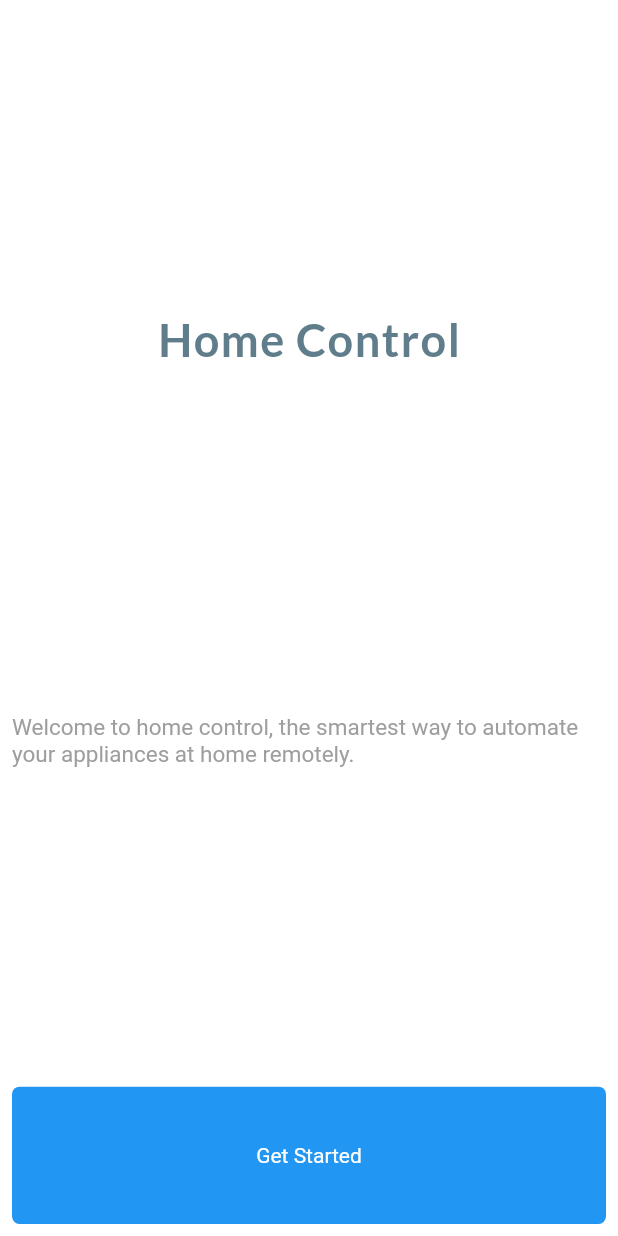
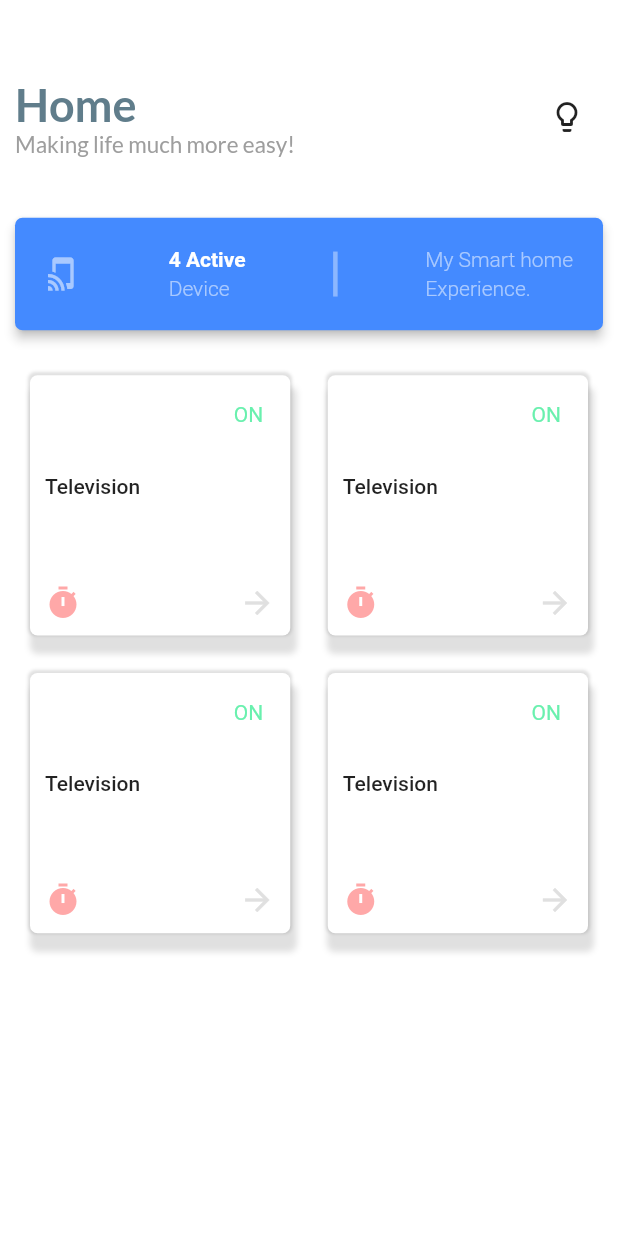
Before and after one commit to thecraftman/flutter_project, a Flutter app: the screen it shows after launch, after a tap on "Get Started", on a phone screen of 412 x 824 dp. Run offline on Flutter 3.47's test engine with Material 2 defaults, Android fonts, the phone set to English and light mode, and no system bars; our stand-ins replace google_fonts, provider_architecture; Roboto replaces fonts that are missing (Martel).

Commit message:
home view completed

```diff
--- a/flutter_work/lib/main.dart
+++ b/flutter_work/lib/main.dart
@@ -1,7 +1,9 @@
 import 'package:flutter/material.dart';
 import 'package:flutter_work/presentation/views/welcome_view.dart';
 
-void main() => runApp(MyApp());
+void main() {
+  runApp(MyApp());
+}
 
 class MyApp extends StatelessWidget {
   // This widget is the root of your application.
--- /dev/null
+++ b/flutter_work/lib/presentation/views/home_view.dart
@@ -0,0 +1,238 @@
+import 'package:flutter/material.dart';
+import 'package:flutter_work/viewmodels/home_view_model.dart';
+import 'package:google_fonts/google_fonts.dart';
+import 'package:provider_architecture/viewmodel_provider.dart';
+
+class HomeView extends StatefulWidget {
+  @override
+  _HomeViewState createState() => _HomeViewState();
+}
+
+class _HomeViewState extends State<HomeView> {
+  @override
+  Widget build(BuildContext context) {
+    return ViewModelProvider<HomeViewModel>.withConsumer(
+        viewModel: HomeViewModel(),
+        builder: (context, model, child) {
+          return Scaffold(
+            body: Container(
+              height: MediaQuery.of(context).size.height,
+              width: MediaQuery.of(context).size.width,
+              color: Colors.white,
+              child: SingleChildScrollView(
+                child: Column(
+                  children: <Widget>[
+                    SizedBox(
+                      height: MediaQuery.of(context).size.height / 20,
+                    ),
+                    Padding(
+                      padding: const EdgeInsets.all(10.0),
+                      child: Row(
+                        mainAxisAlignment: MainAxisAlignment.spaceBetween,
+                        children: <Widget>[
+                          Column(
+                            mainAxisAlignment: MainAxisAlignment.spaceBetween,
+                            crossAxisAlignment: CrossAxisAlignment.start,
+                            children: <Widget>[
+                              Text(
+                                'Home',
+                                style: GoogleFonts.lato(
+                                  textStyle: TextStyle(
+                                    fontSize: 30,
+                                    color: Colors.blueGrey,
+                                    fontWeight: FontWeight.bold,
+                                  ),
+                                ),
+                                textAlign: TextAlign.start,
+                              ),
+                              Text(
+                                'Making life much more easy!',
+                                style: GoogleFonts.lato(
+                                  textStyle: TextStyle(
+                                    fontSize: 15,
+                                    color: Colors.grey,
+                                    fontWeight: FontWeight.w400,
+                                  ),
+                                ),
+                                textAlign: TextAlign.start,
+                              ),
+                            ],
+                          ),
+                          IconButton(
+                            icon: Icon(Icons.lightbulb_outline),
+                            onPressed: () {},
+                            tooltip: 'Theme',
+                          ),
+                        ],
+                      ),
+                    ),
+                    SizedBox(
+                      height: 20,
+                    ),
+                    Padding(
+                      padding: const EdgeInsets.all(10.0),
+                      child: Material(
+                        elevation: 3,
+                        color: Colors.blueAccent,
+                        borderRadius: BorderRadius.circular(5),
+                        child: Center(
+                          child: Container(
+                            alignment: Alignment.center,
+                            padding: const EdgeInsets.all(20),
+                            //margin: const EdgeInsets.all(20),
+                            height: 75,
+                            width: double.infinity,
+                            child: Row(
+                                mainAxisAlignment:
+                                    MainAxisAlignment.spaceBetween,
+                                children: <Widget>[
+                                  Icon(
+                                    Icons.tap_and_play,
+                                    color: Colors.white54,
+                                  ),
+                                  Column(
+                                      mainAxisAlignment:
+                                          MainAxisAlignment.spaceBetween,
+                                      crossAxisAlignment:
+                                          CrossAxisAlignment.start,
+                                      children: <Widget>[
+                                        Text(
+                                          '4 Active',
+                                          style: TextStyle(
+                                              color: Colors.white,
+                                              fontWeight: FontWeight.bold),
+                                        ),
+                                        Text(
+                                          'Device',
+                                          style: TextStyle(
+                                            color: Colors.white54,
+                                            fontWeight: FontWeight.w300,
+                                          ),
+                                        ),
+                                      ]),
+                                  Container(
+                                    height: 30,
+                                    width: 3,
+                                    color: Colors.white38,
+                                  ),
+                                  Column(
+                                      mainAxisAlignment:
+                                          MainAxisAlignment.spaceBetween,
+                                      crossAxisAlignment:
+                                          CrossAxisAlignment.start,
+                                      children: <Widget>[
+                                        Text(
+                                          'My Smart home',
+                                          style: TextStyle(
+                                            color: Colors.white54,
+                                            fontWeight: FontWeight.w300,
+                                          ),
+                                        ),
+                                        Text(
+                                          'Experience.',
+                                          style: TextStyle(
+                                            color: Colors.white54,
+                                            fontWeight: FontWeight.w300,
+                                          ),
+                                        ),
+                                      ]),
+                                ]),
+                          ),
+                        ),
+                      ),
+                    ),
+                    Padding(
+                      padding: const EdgeInsets.all(10.0),
+                      child: Container(
+                        height: MediaQuery.of(context).size.height / 1.80,
+                        width: double.infinity,
+                        //color: Colors.black54,
+                        child: GridView.builder(
+                            physics: NeverScrollableScrollPhysics(),
+                            itemCount: 4,
+                            gridDelegate:
+                                SliverGridDelegateWithFixedCrossAxisCount(
+                              crossAxisCount: 2,
+                              mainAxisSpacing: 5,
+                              crossAxisSpacing: 5,
+                            ),
+                            itemBuilder: (context, index) {
+                              return GridTile(
+                                child: Container(
+                                  padding: const EdgeInsets.all(10),
+                                  margin: const EdgeInsets.all(10),
+                                  decoration: BoxDecoration(
+                                    color: Colors.white,
+                                    borderRadius: BorderRadius.circular(5),
+                                    boxShadow: [
+                                      BoxShadow(
+                                        color: Colors.black12,
+                                        blurRadius: 3,
+                                        spreadRadius: 2,
+                                        offset: Offset(2, 10),
+                                      ),
+                                      BoxShadow(
+                                        color: Colors.black12,
+                                        blurRadius: 1,
+                                        spreadRadius: 1,
+                                        offset: Offset(0, -1),
+                                      ),
+                                    ],
+                                  ),
+                                  child: Column(
+                                    mainAxisAlignment:
+                                        MainAxisAlignment.spaceBetween,
+                                    crossAxisAlignment:
+                                        CrossAxisAlignment.start,
+                                    children: <Widget>[
+                                      Padding(
+                                        padding: const EdgeInsets.all(8.0),
+                                        child: Align(
+                                          alignment: Alignment.topRight,
+                                          child: Text(
+                                            'ON',
+                                            style: TextStyle(
+                                              color: Colors.greenAccent,
+                                              fontWeight: FontWeight.w400,
+                                            ),
+                                          ),
+                                        ),
+                                      ),
+                                      Text(
+                                        'Television',
+                                        style: TextStyle(
+                                          fontWeight: FontWeight.w500,
+                                        ),
+                                      ),
+                                      SizedBox(
+                                        height: 10,
+                                      ),
+                                      Row(
+                                        mainAxisAlignment:
+                                            MainAxisAlignment.spaceBetween,
+                                        children: <Widget>[
+                                          Icon(
+                                            Icons.timer,
+                                            color: Colors.redAccent.withOpacity(0.5),
+                                          ),
+                                          Icon(
+                                            Icons.arrow_forward,
+                                            color: Colors.grey[300],
+                                          ),
+                                        ],
+                                      ),
+                                    ],
+                                  ),
+                                ),
+                              );
+                            }),
+                      ),
+                    ),
+                  ],
+                ),
+              ),
+            ),
+          );
+        });
+  }
+}
--- a/flutter_work/lib/presentation/views/welcome_view.dart
+++ b/flutter_work/lib/presentation/views/welcome_view.dart
@@ -1,4 +1,5 @@
 import 'package:flutter/material.dart';
+import 'package:flutter_work/presentation/views/home_view.dart';
 import 'package:flutter_work/viewmodels/welcome_view_model.dart';
 import 'package:google_fonts/google_fonts.dart';
 import 'package:provider_architecture/provider_architecture.dart';
@@ -12,18 +13,17 @@ class WelcomeView extends StatelessWidget {
         viewModel: WelcomeViewModel(),
         builder: (context, model, child) {
           return Scaffold(
-            body: SafeArea(
-              child: SingleChildScrollView(
-                child: Container(
+            body: Container(
               height: MediaQuery.of(context).size.height,
               width: MediaQuery.of(context).size.width,
               color: Colors.white,
+              child: SingleChildScrollView(
                 child: Column(
                   mainAxisAlignment: MainAxisAlignment.spaceBetween,
                   crossAxisAlignment: CrossAxisAlignment.center,
                   children: <Widget>[
                     SizedBox(
-                        height: MediaQuery.of(context).size.height / 6,
+                      height: MediaQuery.of(context).size.height / 10,
                     ),
                     Text(
                       'Home Control',
@@ -50,15 +50,29 @@ class WelcomeView extends StatelessWidget {
                             fontWeight: FontWeight.w400,
                           ),
                         ),
+                        textAlign: TextAlign.justify,
                       ),
                     ),
                     SizedBox(
-                        height: MediaQuery.of(context).size.height / 15,
+                      height: MediaQuery.of(context).size.height / 2,
+                      child: Container(
+                          decoration: BoxDecoration(
+                        image: DecorationImage(
+                          image: AssetImage('asset/img/smart_home.jpg'),
+                          fit: BoxFit.cover,
+                        ),
+                      )),
                     ),
                     Padding(
                       padding: const EdgeInsets.all(8.0),
                       child: InkWell(
-                          onTap: () {},
+                        onTap: () {
+                          Navigator.of(context).push(
+                            MaterialPageRoute(
+                              builder: (context) => HomeView(),
+                            ),
+                          );
+                        },
                         child: Container(
                           alignment: Alignment.center,
                           height: MediaQuery.of(context).size.height / 9,
@@ -76,9 +90,11 @@ class WelcomeView extends StatelessWidget {
                           ),
                         ),
                       ),
-                      )
+                    ),
+                    SizedBox(
+                      height: MediaQuery.of(context).size.height / 15,
+                    ),
                   ],
-                  ),
                 ),
               ),
             ),
--- /dev/null
+++ b/flutter_work/lib/viewmodels/home_view_model.dart
@@ -0,0 +1,3 @@
+import 'package:flutter_work/viewmodels/base_view_model.dart';
+
+class HomeViewModel extends BaseViewModel {}
--- a/flutter_work/pubspec.yaml
+++ b/flutter_work/pubspec.yaml
@@ -24,6 +24,7 @@ dependencies:
   google_fonts: ^0.3.10
   get_it: ^4.0.1
   get: ^1.11.6
+  shared_preferences: ^0.5.6+3
 
   # The following adds the Cupertino Icons font to your application.
   # Use with the CupertinoIcons class for iOS style icons.
@@ -49,6 +50,8 @@ flutter:
   # assets:
   #  - images/a_dot_burr.jpeg
   #  - images/a_dot_ham.jpeg
+  assets:
+    - asset/img/smart_home.jpg
 
   # An image asset can refer to one or more resolution-specific "variants", see
   # https://flutter.dev/assets-and-images/#resolution-aware.
```
Also changed, not shown: flutter_work/asset/img/smart_home.jpg (added), flutter_work/pubspec.lock. Lines whose indentation alone changed are shown as unchanged.
